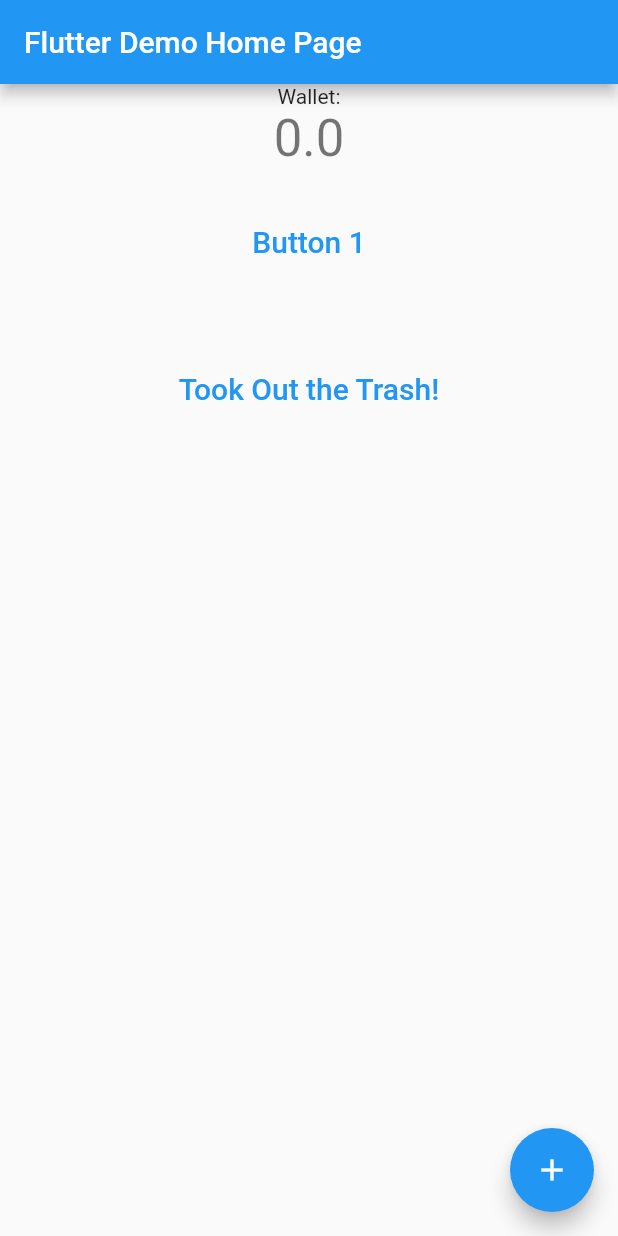
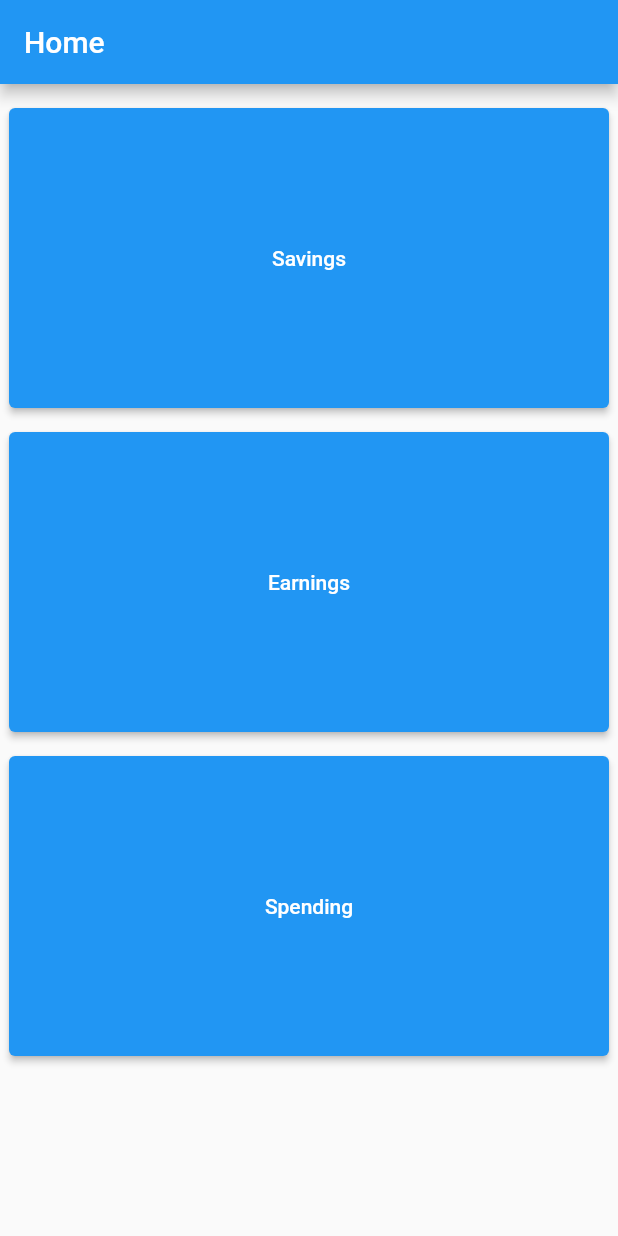
Before and after one commit to mansourem/rev_uc_2022, a Flutter app: the screen it shows after launch, on a phone screen of 412 x 824 dp. Run offline on Flutter 3.47's test engine with Material 2 defaults, Android fonts, the light colour scheme and no system bars.

Commit message:
Big Buttons

```diff
--- a/lib/main.dart
+++ b/lib/main.dart
@@ -1,46 +1,114 @@
 import 'package:flutter/material.dart';
 
 void main() {
-  runApp(const MyApp());
+  runApp(MaterialApp(
+    initialRoute: '/',
+    routes:{
+      '/': (context) => HomeRoute(),
+      '/second': (context) => Savings(),
+      '/third': (context) => Earnings(),
+      '/fourth': (context) => Spending(),
+    },
+  ));
+  double wallet=0;
 }
 
-class MyApp extends StatelessWidget {
-  const MyApp({Key? key}) : super(key: key);
+class HomeRoute extends StatelessWidget {
+  @override
+  Widget build (BuildContext context){
+    return Scaffold(
+      appBar: AppBar(
+        title: const Text("Home"),
+        backgroundColor: Colors.blue,
+      ),
+      body: Center(
+        child: Column(
+          children: <Widget>[
+            const Text('',),
+            new SizedBox(
+              width: 400.0,
+              height: 200.0,
+              child: ElevatedButton(
+                child: Text('Savings'),
+                onPressed: () {
+                  Navigator.pushNamed(context,'/second');
+                },
+              ),
+            ),
+            const Text('',),
 
-  // This widget is the root of your application.
-  @override
-  Widget build(BuildContext context) {
-    return MaterialApp(
-      title: 'Flutter Demo',
-      theme: ThemeData(
-        // This is the theme of your application.
-        //
-        // Try running your application with "flutter run". You'll see the
-        // application has a blue toolbar. Then, without quitting the app, try
-        // changing the primarySwatch below to Colors.green and then invoke
-        // "hot reload" (press "r" in the console where you ran "flutter run",
-        // or simply save your changes to "hot reload" in a Flutter IDE).
-        // Notice that the counter didn't reset back to zero; the application
-        // is not restarted.
-        primarySwatch: Colors.blue,
+            new SizedBox(
+              width: 400.0,
+              height: 200.0,
+              child: ElevatedButton(
+                child: Text('Earnings'),
+                onPressed: () {
+                  Navigator.pushNamed(context,'/third');
+                },
+              ),
+            ),
+            const Text('',),
+
+            new SizedBox(
+              width: 400.0,
+              height: 200.0,
+              child: ElevatedButton(
+                child: Text('Spending'),
+                onPressed: () {
+                  Navigator.pushNamed(context,'/fourth');
+                },
+              ),
+            ),
+
+          ],
+        ),
       ),
-      home: const MyHomePage(title: 'Flutter Demo Home Page'),
     );
   }
 }
 
+class Savings extends StatelessWidget{
+  @override
+  Widget build (BuildContext context){
+    return Scaffold(
+      appBar: AppBar(
+        title: const Text("Savings"),
+      ),
+      body: const Text("Your Savings: "),
+    );
+  }
+}
+
+class Earnings extends StatelessWidget{
+  @override
+  Widget build (BuildContext context){
+    return Scaffold(
+      appBar: AppBar(
+        title: const Text("Earnings"),
+      ),
+      body: const Text("Let's Earn!"),
+    );
+  }
+}
+
+class Spending extends StatelessWidget{
+  @override
+  Widget build (BuildContext context) {
+    return Scaffold(
+      appBar: AppBar(
+        title: const Text("Spending"),
+      ),
+      body: const Text("Rewards!"),
+    );
+  }
+}
+
+double amount(double wall, double value){
+  wall+=value;
+  return wall;
+}
 class MyHomePage extends StatefulWidget {
   const MyHomePage({Key? key, required this.title}) : super(key: key);
-
-  // This widget is the home page of your application. It is stateful, meaning
-  // that it has a State object (defined below) that contains fields that affect
-  // how it looks.
-
-  // This class is the configuration for the state. It holds the values (in this
-  // case the title) provided by the parent (in this case the App widget) and
-  // used by the build method of the State. Fields in a Widget subclass are
-  // always marked "final".
-
   final String title;
 
   @override
@@ -50,89 +118,40 @@
 class _MyHomePageState extends State<MyHomePage> {
   double _counter = 0;
 
-
-  void _incrementCounter_25() {
+  void _incrementCounter() {
     setState(() {
-      // This call to setState tells the Flutter framework that something has
-      // changed in this State, which causes it to rerun the build method below
-      // so that the display can reflect the updated values. If we changed
-      // _counter without calling setState(), then the build method would not be
-      // called again, and so nothing would appear to happen.
-      _counter+= .25;
-    });
-  }
-
-  void _incrementCounter_50() {
-    setState(() {
-      // This call to setState tells the Flutter framework that something has
-      // changed in this State, which causes it to rerun the build method below
-      // so that the display can reflect the updated values. If we changed
-      // _counter without calling setState(), then the build method would not be
-      // called again, and so nothing would appear to happen.
-      _counter+= .5;
+      _counter+=0.05;
     });
   }
 
   @override
   Widget build(BuildContext context) {
-    // This method is rerun every time setState is called, for instance as done
-    // by the _incrementCounter method above.
-    //
-    // The Flutter framework has been optimized to make rerunning build methods
-    // fast, so that you can just rebuild anything that needs updating rather
-    // than having to individually change instances of widgets.
     return Scaffold(
       appBar: AppBar(
-        // Here we take the value from the MyHomePage object that was created by
-        // the App.build method, and use it to set our appbar title.
-        title: Text(widget.title),
+        title: Text('RevUC.2022'),
       ),
       body: Center(
-        // Center is a layout widget. It takes a single child and positions it
-        // in the middle of the parent.
-        child: Column(children: <Widget>[
-            const Text(
-              'Wallet:',
-              textAlign: TextAlign.start,
+        child: Column(
+          children: <Widget>[
+            Container(
+                margin: EdgeInsets.all(25),
+                child: TextButton(
+                  child: Text('Completed', style:TextStyle(fontSize:20.0),),
+                  // color: Colors.blue,
+                  onPressed: _incrementCounter,
+                )
             ),
-            Text(
-              '$_counter',
-              style: Theme.of(context).textTheme.headline4,
-
-            ),
-        Container(
-          margin: EdgeInsets.all(25),
-          child: TextButton(
-            child: Text(
-              'Button 1',
-              style: TextStyle(fontSize: 20.0),
-            ),
-            onPressed: () {},
-          ),
+            const Text('Take Out the Trash',),
+            Text('$_counter', style: Theme.of(context).textTheme.headline4,),
+            const Text('Clean Your Room',),
+            Text('$_counter', style: Theme.of(context).textTheme.headline4,),
+          ],
         ),
-        Container(
-          margin: EdgeInsets.all(25),
-          child: TextButton(
-            child: Text(
-              'Took Out the Trash!',
-              style: TextStyle(fontSize: 20.0),
-            ),
-            //color: Colors.cyan,
-            //textColor: Colors.black,
-            onPressed: _incrementCounter_50,
-          ),
-        ),
-        ]),
-
       ),
-      floatingActionButton: FloatingActionButton(
-        onPressed: _incrementCounter_25,
-        tooltip: 'Increment',
-        child: const Icon(Icons.add),
-      ), // This trailing comma makes auto-formatting nicer for build methods.
     );
   }
 }
+
 // Column is also a layout widget. It takes a list of children and
 // arranges them vertically. By default, it sizes itself to fit its
 // children horizontally, and tries to be as tall as its parent.
@@ -147,4 +166,3 @@
 // center the children vertically; the main axis here is the vertical
 // axis because Columns are vertical (the cross axis would be
 // horizontal).
-//mainAxisAlignment: MainAxisAlignment.center,
```
